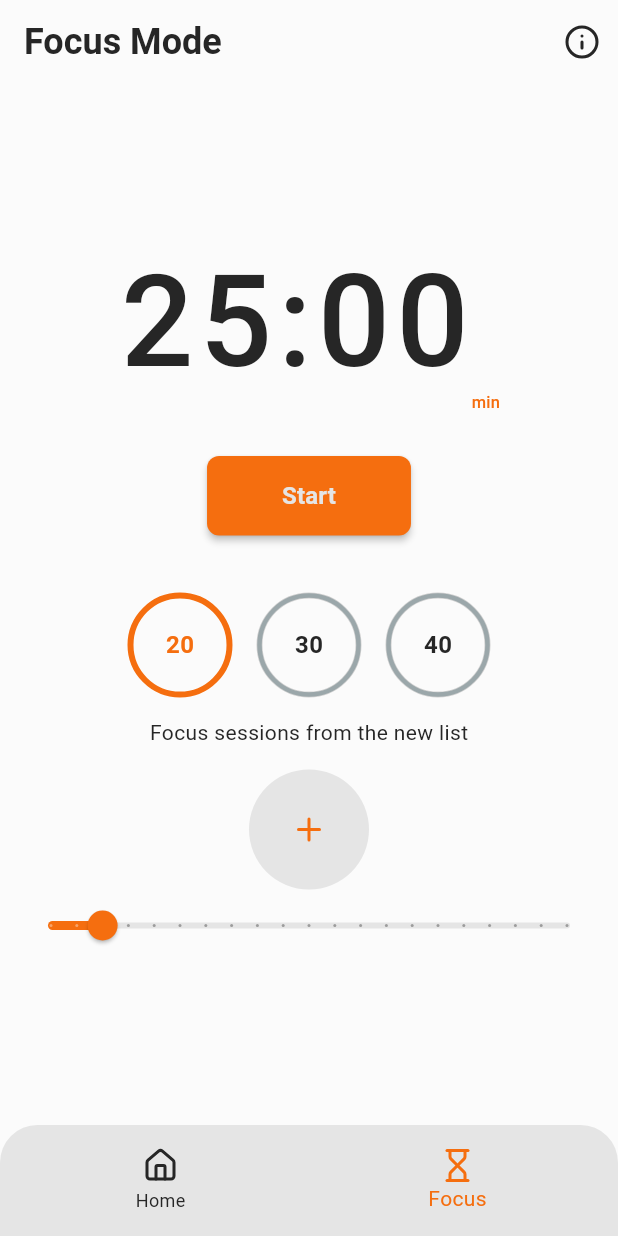
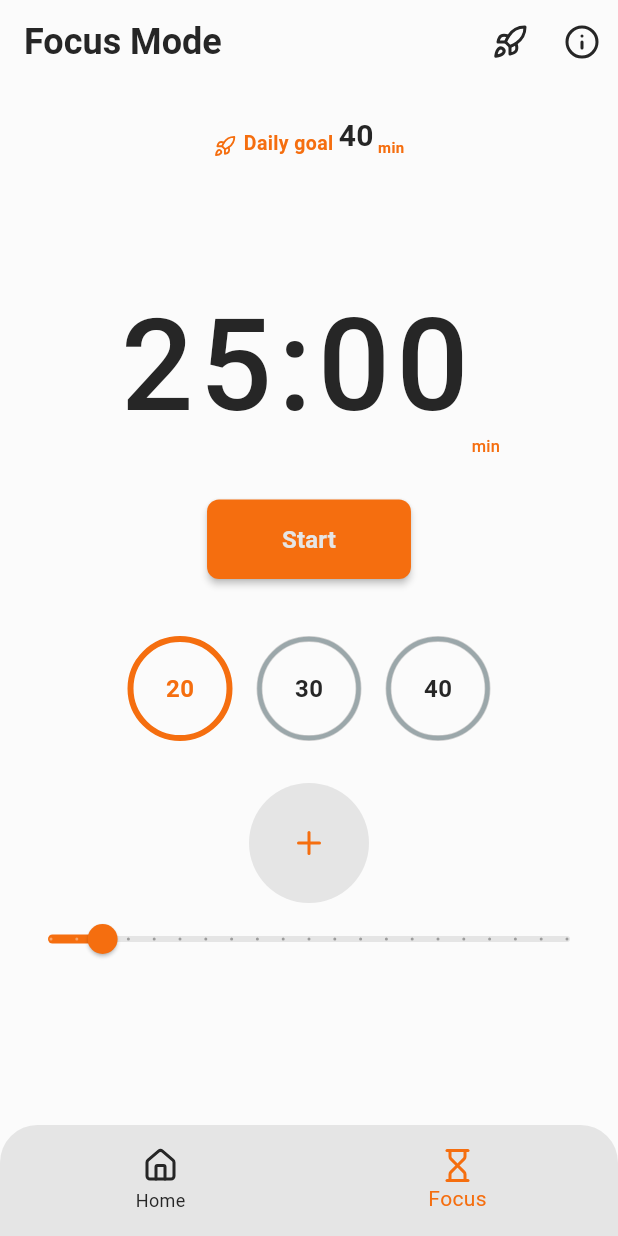
Before and after one commit to Ammarmyp/paamyPomodoro, a Flutter app: the screen it shows after launch, item 2 of the bottom bar chosen, on a phone screen of 412 x 824 dp. Run offline on Flutter 3.47's test engine with Material 3 defaults, Android fonts, the phone set to English and light mode, and no system bars; drawn by our look-alikes of percent_indicator; our stand-ins replace flutter_slidable, get, hive, hive_flutter, lucide_icons, modal_bottom_sheet; accounts and stored records are empty.

Commit message:
set daily goal

```diff
--- a/lib/controllers/timer_controller.dart
+++ b/lib/controllers/timer_controller.dart
@@ -8,18 +8,18 @@ class TimerController extends GetxController {
   var focusTime = 25.obs;
   var sliderValue = 10.obs;
   var isPaused = false.obs;
+  RxInt userGoal = 50.obs;
   int? startTime;
 
   Box? timerBox;
   final focusSessionBox = Hive.box<FocusSession>('focusSession');
   final dailyStatsBox = Hive.box<DailyStats>('dailyStats');
-  final userGoalBox = Hive.box<UserGoal>('userGoal');
+  final userGoalBox = Hive.box('userGoal');
 
   RxList<int> customSessions = <int>[].obs;
   RxList<FocusSession> focusSessions =
       <FocusSession>[].obs; // Reactive list of focus sessions
   var dailyStats = DailyStats(date: DateTime.now(), totalFocusMinutes: 0).obs;
-  var userGoal = UserGoal(dailyGoalMinutes: 60).obs; // Default goal: 60 mins
 
   RxInt selectedSession = 0.obs;
 
@@ -130,9 +130,8 @@ class TimerController extends GetxController {
         todayStats ?? DailyStats(date: todayDate, totalFocusMinutes: 0);
 
     //* user goals
-
-    userGoal.value =
-        userGoalBox.get("dailyGoal") ?? UserGoal(dailyGoalMinutes: 120);
+    var goal = userGoalBox.get("dailyGoal", defaultValue: 40);
+    userGoal.value = goal;
   }
 
   void setFocusTime(int minutes) {
@@ -167,16 +166,12 @@ class TimerController extends GetxController {
   }
 
   void setDailyGoal(int minutes) {
-    final goal = UserGoal(dailyGoalMinutes: minutes);
-    userGoalBox.put("dailyGoal", goal);
-    userGoal.value = goal;
-
-    update();
+    userGoalBox.put("dailyGoal", minutes);
+    userGoal.value = minutes;
   }
 
   bool isGoalAchieved() {
-    return dailyStats.value.totalFocusMinutes >=
-        userGoal.value.dailyGoalMinutes;
+    return dailyStats.value.totalFocusMinutes >= userGoal.value;
   }
 
   //* WEEKLY STATS
--- a/lib/main.dart
+++ b/lib/main.dart
@@ -19,7 +19,7 @@ void main() async {
   await Hive.openBox<TaskModel>('tasks');
   await Hive.openBox<FocusSession>('focusSession');
   await Hive.openBox<DailyStats>('dailyStats');
-  await Hive.openBox<UserGoal>('userGoal');
+  await Hive.openBox('userGoal');
   runApp(MyApp());
 }
 
--- a/lib/pages/focus_screen.dart
+++ b/lib/pages/focus_screen.dart
@@ -1,7 +1,9 @@
 import 'package:flutter/material.dart';
 import 'package:get/get.dart';
 import 'package:lucide_icons/lucide_icons.dart';
+import 'package:modal_bottom_sheet/modal_bottom_sheet.dart';
 import 'package:paamy_pomodorro/components/custom_btn.dart';
+import 'package:paamy_pomodorro/components/daily_goal.dart';
 import 'package:paamy_pomodorro/controllers/stat_controller.dart';
 import 'package:paamy_pomodorro/controllers/timer_controller.dart';
 import 'package:paamy_pomodorro/pages/timer_screen.dart';
@@ -16,6 +18,7 @@ class FocusScreen extends StatelessWidget {
   @override
   Widget build(BuildContext context) {
     return Scaffold(
+      resizeToAvoidBottomInset: true,
       appBar: AppBar(
         title: Text(
           'Focus Mode',
@@ -27,6 +30,22 @@ class FocusScreen extends StatelessWidget {
         ),
         // centerTitle: true,
         actions: [
+          IconButton(
+            icon: const Icon(
+              LucideIcons.rocket,
+            ),
+            onPressed: () {
+              // Show the bottom sheet when the button is pressed
+              showMaterialModalBottomSheet(
+                backgroundColor: Theme.of(context).colorScheme.surface,
+                shape: RoundedRectangleBorder(
+                  borderRadius: BorderRadius.circular(30),
+                ),
+                context: context,
+                builder: (context) => DailyGoal(),
+              );
+            },
+          ),
           IconButton(
             onPressed: () {},
             icon: const Icon(
@@ -48,6 +67,44 @@ class FocusScreen extends StatelessWidget {
                 : Column(
                     mainAxisAlignment: MainAxisAlignment.center,
                     children: [
+                      Obx(() {
+                        return Row(
+                          mainAxisAlignment: MainAxisAlignment.center,
+                          crossAxisAlignment: CrossAxisAlignment.end,
+                          children: [
+                            Icon(
+                              LucideIcons.rocket,
+                              size: 15,
+                              color: Theme.of(context).colorScheme.primary,
+                            ),
+                            const SizedBox(
+                              width: 5,
+                            ),
+                            Text(
+                              "Daily goal ",
+                              style: TextStyle(
+                                  fontSize: 13,
+                                  fontWeight: FontWeight.bold,
+                                  color: Theme.of(context).colorScheme.primary),
+                            ),
+                            Text(
+                              "${timerController.userGoal.value}",
+                              style: TextStyle(
+                                  fontSize: 20,
+                                  fontWeight: FontWeight.bold,
+                                  color:
+                                      Theme.of(context).colorScheme.onSurface),
+                            ),
+                            Text(
+                              " min",
+                              style: TextStyle(
+                                  fontSize: 10,
+                                  fontWeight: FontWeight.bold,
+                                  color: Theme.of(context).colorScheme.primary),
+                            ),
+                          ],
+                        );
+                      }),
                       const SizedBox(
                         height: 70,
                       ),
@@ -165,7 +222,6 @@ class FocusScreen extends StatelessWidget {
                       const SizedBox(
                         height: 5,
                       ),
-                      const Text("Focus sessions from the new list"),
 
                       SingleChildScrollView(
                         scrollDirection: Axis.horizontal,
@@ -342,6 +398,7 @@ class FocusScreen extends StatelessWidget {
               if (minutes > 0) {
                 timerController.addCustomSession(minutes);
                 // timerController.saveFocusSession(DateTime.now(), minutes);
+                timerController.setDailyGoal(minutes);
                 Navigator.pop(context);
               }
             },
--- a/pubspec.yaml
+++ b/pubspec.yaml
@@ -46,6 +46,7 @@ dependencies:
   lucide_icons: ^0.257.0
   font_awesome_flutter: ^10.8.0
   percent_indicator: ^4.2.4
+  modal_bottom_sheet: ^3.0.0
 
 flutter_launcher_icons:
   android: "launcher_icon"
```
Also changed, not shown: lib/components/daily_goal.dart (added, +76 -0 lines), pubspec.lock.
